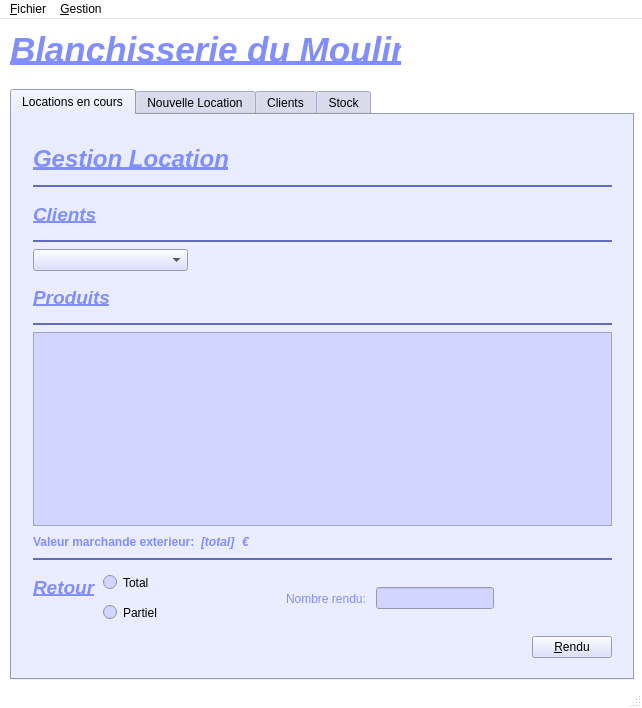
Qt form BDM/bdm.ui (ADeliancourt/ProjetBDM2013) before a commit.
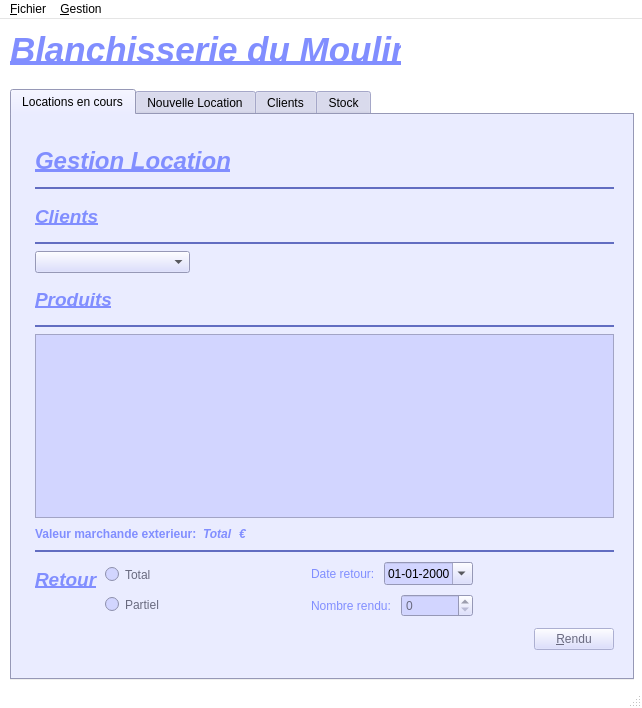
The same form after that commit. The open tabs and pages were chosen to show the change. Icons and pictures are not drawn.

What changed in the file:
```diff
--- a/BDM/bdm.ui
+++ b/BDM/bdm.ui
@@ -894,10 +894,10 @@
      <widget class="QWidget" name="layoutWidget">
       <property name="geometry">
        <rect>
-        <x>10</x>
-        <y>13</y>
+        <x>12</x>
+        <y>15</y>
         <width>601</width>
-        <height>541</height>
+        <height>531</height>
        </rect>
       </property>
       <layout class="QVBoxLayout" name="verticalLayout_27">
@@ -1332,7 +1332,14 @@
               </layout>
              </item>
              <item>
-              <widget class="QTableView" name="tableViewProdLoc"/>
+              <widget class="QTableView" name="tableViewProdLoc">
+               <property name="alternatingRowColors">
+                <bool>true</bool>
+               </property>
+               <property name="selectionBehavior">
+                <enum>QAbstractItemView::SelectRows</enum>
+               </property>
+              </widget>
              </item>
             </layout>
            </item>
@@ -1340,8 +1347,6 @@
          </item>
         </layout>
        </item>
-       <item>
-        <layout class="QVBoxLayout" name="verticalLayout_26">
          <item>
           <layout class="QHBoxLayout" name="horizontalLayout_19">
            <item>
@@ -1445,7 +1450,7 @@
                   </font>
                  </property>
                  <property name="text">
-                  <string>[total]</string>
+                <string>Total</string>
                  </property>
                 </widget>
                </item>
@@ -1520,7 +1525,7 @@
           </layout>
          </item>
          <item>
-          <layout class="QVBoxLayout" name="verticalLayout_23">
+        <layout class="QVBoxLayout" name="verticalLayout_26">
            <item>
             <widget class="Line" name="line_7">
              <property name="palette">
@@ -1572,7 +1577,7 @@
             </widget>
            </item>
            <item>
-            <layout class="QHBoxLayout" name="horizontalLayout_16">
+          <layout class="QHBoxLayout" name="horizontalLayout_26">
              <item>
               <layout class="QVBoxLayout" name="verticalLayout_21">
                <item>
@@ -1696,7 +1701,10 @@
              <item>
               <layout class="QVBoxLayout" name="verticalLayout_22">
                <item>
-                <widget class="QRadioButton" name="radioButton">
+              <widget class="QRadioButton" name="radioButtonTotal">
+               <property name="enabled">
+                <bool>false</bool>
+               </property>
                  <property name="minimumSize">
                   <size>
                    <width>0</width>
@@ -1715,7 +1723,10 @@
                 </widget>
                </item>
                <item>
-                <widget class="QRadioButton" name="radioButton_2">
+              <widget class="QRadioButton" name="radioButtonPartiel">
+               <property name="enabled">
+                <bool>false</bool>
+               </property>
                  <property name="minimumSize">
                   <size>
                    <width>0</width>
@@ -1749,6 +1760,149 @@
               </spacer>
              </item>
              <item>
+            <layout class="QVBoxLayout" name="verticalLayout_23">
+             <item>
+              <layout class="QHBoxLayout" name="horizontalLayout_16">
+               <item>
+                <widget class="QLabel" name="label_27">
+                 <property name="palette">
+                  <palette>
+                   <active>
+                    <colorrole role="WindowText">
+                     <brush brushstyle="SolidPattern">
+                      <color alpha="255">
+                       <red>129</red>
+                       <green>142</green>
+                       <blue>255</blue>
+                      </color>
+                     </brush>
+                    </colorrole>
+                    <colorrole role="Text">
+                     <brush brushstyle="SolidPattern">
+                      <color alpha="255">
+                       <red>129</red>
+                       <green>144</green>
+                       <blue>255</blue>
+                      </color>
+                     </brush>
+                    </colorrole>
+                    <colorrole role="ButtonText">
+                     <brush brushstyle="SolidPattern">
+                      <color alpha="255">
+                       <red>129</red>
+                       <green>144</green>
+                       <blue>255</blue>
+                      </color>
+                     </brush>
+                    </colorrole>
+                    <colorrole role="ToolTipText">
+                     <brush brushstyle="SolidPattern">
+                      <color alpha="255">
+                       <red>129</red>
+                       <green>144</green>
+                       <blue>255</blue>
+                      </color>
+                     </brush>
+                    </colorrole>
+                   </active>
+                   <inactive>
+                    <colorrole role="WindowText">
+                     <brush brushstyle="SolidPattern">
+                      <color alpha="255">
+                       <red>129</red>
+                       <green>142</green>
+                       <blue>255</blue>
+                      </color>
+                     </brush>
+                    </colorrole>
+                    <colorrole role="Text">
+                     <brush brushstyle="SolidPattern">
+                      <color alpha="255">
+                       <red>129</red>
+                       <green>144</green>
+                       <blue>255</blue>
+                      </color>
+                     </brush>
+                    </colorrole>
+                    <colorrole role="ButtonText">
+                     <brush brushstyle="SolidPattern">
+                      <color alpha="255">
+                       <red>129</red>
+                       <green>144</green>
+                       <blue>255</blue>
+                      </color>
+                     </brush>
+                    </colorrole>
+                    <colorrole role="ToolTipText">
+                     <brush brushstyle="SolidPattern">
+                      <color alpha="255">
+                       <red>129</red>
+                       <green>144</green>
+                       <blue>255</blue>
+                      </color>
+                     </brush>
+                    </colorrole>
+                   </inactive>
+                   <disabled>
+                    <colorrole role="WindowText">
+                     <brush brushstyle="SolidPattern">
+                      <color alpha="255">
+                       <red>105</red>
+                       <green>106</green>
+                       <blue>127</blue>
+                      </color>
+                     </brush>
+                    </colorrole>
+                    <colorrole role="Text">
+                     <brush brushstyle="SolidPattern">
+                      <color alpha="255">
+                       <red>105</red>
+                       <green>106</green>
+                       <blue>127</blue>
+                      </color>
+                     </brush>
+                    </colorrole>
+                    <colorrole role="ButtonText">
+                     <brush brushstyle="SolidPattern">
+                      <color alpha="255">
+                       <red>105</red>
+                       <green>106</green>
+                       <blue>127</blue>
+                      </color>
+                     </brush>
+                    </colorrole>
+                    <colorrole role="ToolTipText">
+                     <brush brushstyle="SolidPattern">
+                      <color alpha="255">
+                       <red>129</red>
+                       <green>144</green>
+                       <blue>255</blue>
+                      </color>
+                     </brush>
+                    </colorrole>
+                   </disabled>
+                  </palette>
+                 </property>
+                 <property name="text">
+                  <string>Date retour: </string>
+                 </property>
+                </widget>
+               </item>
+               <item>
+                <widget class="QDateEdit" name="dateEditVr">
+                 <property name="displayFormat">
+                  <string>dd-MM-yyyy</string>
+                 </property>
+                 <property name="calendarPopup">
+                  <bool>true</bool>
+                 </property>
+                </widget>
+               </item>
+              </layout>
+             </item>
+             <item>
+              <layout class="QHBoxLayout" name="horizontalLayout_25">
+               <item>
               <widget class="QLabel" name="label_25">
                <property name="palette">
                 <palette>
@@ -1874,7 +2028,15 @@
               </widget>
              </item>
              <item>
-              <widget class="QLineEdit" name="lineEditRendu"/>
+                <widget class="QSpinBox" name="spinBoxRendu">
+                 <property name="enabled">
+                  <bool>false</bool>
+                 </property>
+                </widget>
+               </item>
+              </layout>
+             </item>
+            </layout>
              </item>
              <item>
               <spacer name="horizontalSpacer_15">
@@ -1910,6 +2072,9 @@
            </item>
            <item>
             <widget class="QPushButton" name="pushButtonRendu">
+           <property name="enabled">
+            <bool>false</bool>
+           </property>
              <property name="text">
               <string>&amp;Rendu</string>
              </property>
@@ -1918,8 +2083,6 @@
           </layout>
          </item>
         </layout>
-       </item>
-      </layout>
      </widget>
     </widget>
     <widget class="QWidget" name="tab_3">
```
Left out of the diff: 36 changed lines with no effect on the pictures. Lines whose indentation alone changed are shown as unchanged.
